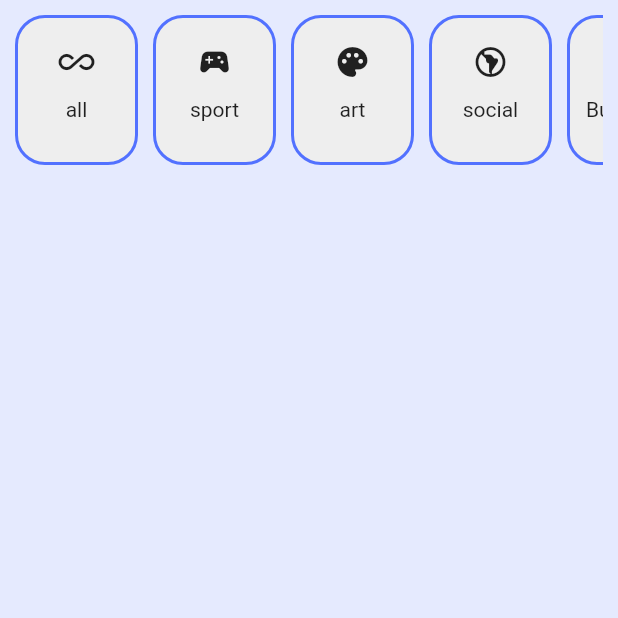
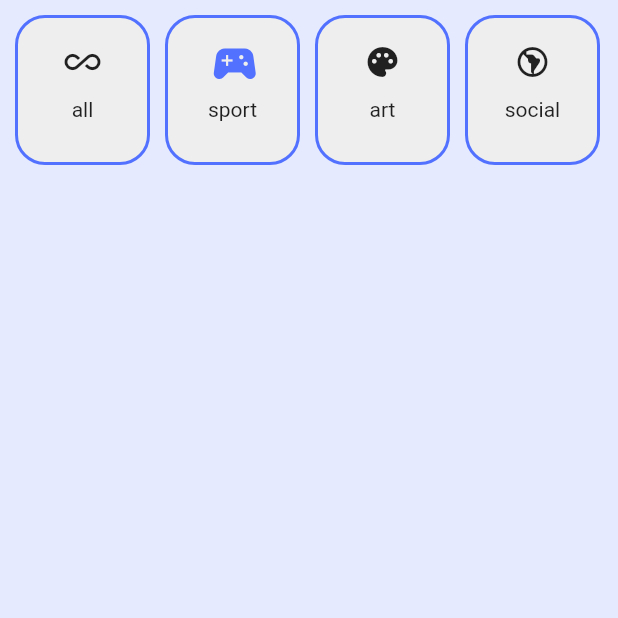
Before and after one commit to majdideveloper/rayek, a Flutter app: the HomeScreen screen opened directly, on a phone screen of 412 x 824 dp, the top half of it. Run offline on Flutter 3.47's test engine with Material 2 defaults, Android fonts, the phone set to English and light mode, and no system bars; our stand-ins replace cloud_firestore, firebase_auth, firebase_core, firebase_storage, font_awesome_flutter, google_sign_in and 1 more; missing offline and left inert: cloud_firestore_web, firebase_auth_web, firebase_core_web, firebase_storage_web, google_sign_in_web, image_picker_for_web; accounts and stored records are empty.

Commit message:
more update in category

```diff
--- a/lib/screens/home/widget/categorie_widget.dart
+++ b/lib/screens/home/widget/categorie_widget.dart
@@ -1,5 +1,3 @@
-import 'dart:html';
-
 import 'package:flutter/material.dart';
 import 'package:rayek_v001/utils/utils.dart';
 
@@ -10,14 +8,21 @@ class CategorieWidgts extends StatelessWidget {
   Widget build(BuildContext context) {
     final List<Map<String, Object>> _mapCategory = [
       {
-        "icon": Icon(Icons.all_inclusive),
+        "icon": const Icon(Icons.all_inclusive),
         "textIcon": "all",
       },
-      {"icon": Icon(Icons.sports_esports), "textIcon": "sport"},
-      {"icon": Icon(Icons.palette_rounded), "textIcon": "art"},
-      {"icon": Icon(Icons.south_america_outlined), "textIcon": "social"},
-      {"icon": Icon(Icons.business_rounded), "textIcon": "Business"},
-      {"icon": Icon(Icons.school_rounded), "textIcon": "school"},
+      {
+        "icon": const Icon(
+          Icons.sports_esports,
+          color: BtColor,
+          size: 35,
+        ),
+        "textIcon": "sport"
+      },
+      {"icon": const Icon(Icons.palette_rounded), "textIcon": "art"},
+      {"icon": const Icon(Icons.south_america_outlined), "textIcon": "social"},
+      {"icon": const Icon(Icons.business_rounded), "textIcon": "Business"},
+      {"icon": const Icon(Icons.school_rounded), "textIcon": "school"},
     ];
     return Padding(
       padding: const EdgeInsets.all(10.0),
@@ -35,33 +40,6 @@ class CategorieWidgts extends StatelessWidget {
             );
           },
           scrollDirection: Axis.horizontal,
-          // children: [
-          //   CatgorieConainer(
-          //     icon: Icon(Icons.all_inclusive),
-          //     textIcon: "All",
-          //   ),
-          //   smallPaddingVer,
-          //   CatgorieConainer(
-          //     icon: Icon(Icons.sports_esports),
-          //     textIcon: "Sport",
-          //   ),
-          //   CatgorieConainer(
-          //     icon: Icon(Icons.palette_rounded),
-          //     textIcon: "art",
-          //   ),
-          //   CatgorieConainer(
-          //     icon: Icon(Icons.south_america_outlined),
-          //     textIcon: "social",
-          //   ),
-          //   CatgorieConainer(
-          //     icon: Icon(Icons.business_rounded),
-          //     textIcon: "Business",
-          //   ),
-          //   CatgorieConainer(
-          //     icon: Icon(Icons.school_rounded),
-          //     textIcon: "Schools",
-          //   ),
-          // ],
         ),
       ),
     );
@@ -80,7 +58,7 @@ class CatgorieConainer extends StatelessWidget {
   @override
   Widget build(BuildContext context) {
     return Container(
-      width: 82,
+      width: 90,
       decoration: BoxDecoration(
         color: Colors.grey[200],
         border: Border.all(width: 02, color: BtColor),
```
